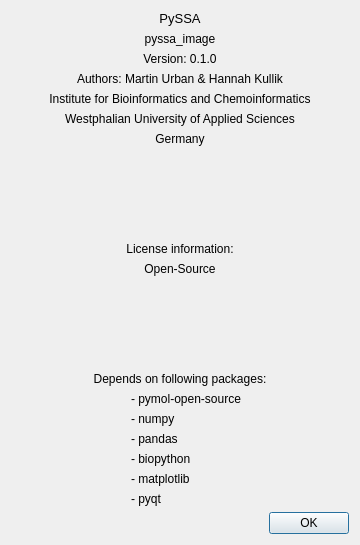
Before: the Qt Designer form pyssa/gui/ui/forms/dlgAbout.ui in urban233/PySSA, drawn with Qt 5.
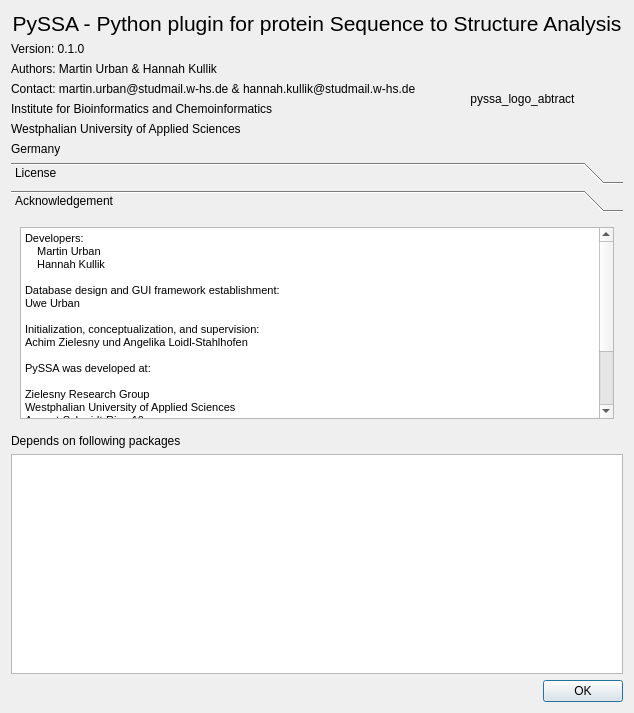
After: the same form once the commit is applied. The open tabs and pages were chosen to show the change.

Commit message: modified about dialog

Diff of the .ui file:
```diff
--- a/pyssa/gui/ui/forms/dlgAbout.ui
+++ b/pyssa/gui/ui/forms/dlgAbout.ui
@@ -6,29 +6,27 @@
    <rect>
     <x>0</x>
     <y>0</y>
-    <width>360</width>
-    <height>545</height>
+    <width>634</width>
+    <height>713</height>
    </rect>
   </property>
-  <property name="maximumSize">
-   <size>
-    <width>360</width>
-    <height>545</height>
-   </size>
-  </property>
   <property name="windowTitle">
    <string>Dialog</string>
   </property>
-  <layout class="QVBoxLayout" name="verticalLayout_2">
+  <layout class="QVBoxLayout" name="verticalLayout_4">
+   <item>
+    <layout class="QVBoxLayout" name="verticalLayout_3">
    <item>
     <widget class="QLabel" name="label">
      <property name="font">
       <font>
-       <pointsize>10</pointsize>
+         <pointsize>16</pointsize>
+         <weight>50</weight>
+         <bold>false</bold>
       </font>
      </property>
      <property name="text">
-      <string>PySSA</string>
+        <string>PySSA - Python plugin for protein Sequence to Structure Analysis</string>
      </property>
      <property name="alignment">
       <set>Qt::AlignCenter</set>
@@ -36,25 +34,16 @@
     </widget>
    </item>
    <item>
-    <widget class="QLabel" name="lbl_pyssa_logo">
-     <property name="layoutDirection">
-      <enum>Qt::LeftToRight</enum>
-     </property>
-     <property name="text">
-      <string>pyssa_image</string>
-     </property>
-     <property name="alignment">
-      <set>Qt::AlignCenter</set>
-     </property>
-    </widget>
-   </item>
+      <layout class="QHBoxLayout" name="horizontalLayout">
+       <item>
+        <layout class="QVBoxLayout" name="verticalLayout_2">
    <item>
     <widget class="QLabel" name="label_2">
      <property name="text">
       <string>Version: 0.1.0</string>
      </property>
      <property name="alignment">
-      <set>Qt::AlignCenter</set>
+            <set>Qt::AlignLeading|Qt::AlignLeft|Qt::AlignVCenter</set>
      </property>
     </widget>
    </item>
@@ -64,7 +53,17 @@
       <string>Authors: Martin Urban &amp; Hannah Kullik</string>
      </property>
      <property name="alignment">
-      <set>Qt::AlignCenter</set>
+            <set>Qt::AlignLeading|Qt::AlignLeft|Qt::AlignVCenter</set>
+           </property>
+          </widget>
+         </item>
+         <item>
+          <widget class="QLabel" name="label_16">
+           <property name="text">
+            <string>Contact: martin.urban@studmail.w-hs.de &amp; hannah.kullik@studmail.w-hs.de</string>
+           </property>
+           <property name="alignment">
+            <set>Qt::AlignLeading|Qt::AlignLeft|Qt::AlignVCenter</set>
      </property>
     </widget>
    </item>
@@ -74,7 +73,7 @@
       <string>Institute for Bioinformatics and Chemoinformatics</string>
      </property>
      <property name="alignment">
-      <set>Qt::AlignCenter</set>
+            <set>Qt::AlignLeading|Qt::AlignLeft|Qt::AlignVCenter</set>
      </property>
     </widget>
    </item>
@@ -84,7 +83,7 @@
       <string>Westphalian University of Applied Sciences</string>
      </property>
      <property name="alignment">
-      <set>Qt::AlignCenter</set>
+            <set>Qt::AlignLeading|Qt::AlignLeft|Qt::AlignVCenter</set>
      </property>
     </widget>
    </item>
@@ -94,90 +93,131 @@
       <string>Germany</string>
      </property>
      <property name="alignment">
-      <set>Qt::AlignCenter</set>
+            <set>Qt::AlignLeading|Qt::AlignLeft|Qt::AlignVCenter</set>
      </property>
     </widget>
    </item>
-   <item>
-    <spacer name="verticalSpacer_3">
-     <property name="orientation">
-      <enum>Qt::Vertical</enum>
-     </property>
-     <property name="sizeHint" stdset="0">
-      <size>
-       <width>20</width>
-       <height>7</height>
-      </size>
-     </property>
-    </spacer>
+        </layout>
    </item>
    <item>
-    <widget class="QLabel" name="label_3">
-     <property name="text">
-      <string>License information:</string>
-     </property>
-     <property name="alignment">
-      <set>Qt::AlignCenter</set>
-     </property>
-    </widget>
-   </item>
-   <item>
-    <widget class="QLabel" name="label_4">
+        <widget class="QLabel" name="lbl_pyssa_logo">
+         <property name="layoutDirection">
+          <enum>Qt::LeftToRight</enum>
+         </property>
      <property name="text">
-      <string>Open-Source</string>
+          <string>pyssa_logo_abtract</string>
      </property>
      <property name="alignment">
       <set>Qt::AlignCenter</set>
      </property>
     </widget>
    </item>
+      </layout>
+     </item>
+    </layout>
+   </item>
    <item>
-    <spacer name="verticalSpacer">
-     <property name="orientation">
-      <enum>Qt::Vertical</enum>
+    <widget class="QToolBox" name="toolBox">
+     <property name="currentIndex">
+      <number>0</number>
      </property>
-     <property name="sizeHint" stdset="0">
-      <size>
-       <width>20</width>
-       <height>49</height>
-      </size>
-     </property>
-    </spacer>
-   </item>
+     <widget class="QWidget" name="page">
+      <property name="geometry">
+       <rect>
+        <x>0</x>
+        <y>0</y>
+        <width>616</width>
+        <height>200</height>
+       </rect>
+      </property>
+      <attribute name="label">
+       <string>License</string>
+      </attribute>
+      <layout class="QVBoxLayout" name="verticalLayout_5">
    <item>
-    <widget class="QLabel" name="label_5">
-     <property name="text">
-      <string>Depends on following packages:</string>
-     </property>
-     <property name="alignment">
-      <set>Qt::AlignCenter</set>
-     </property>
-    </widget>
-   </item>
+        <widget class="QTextBrowser" name="text_license">
+         <property name="html">
+          <string>&lt;!DOCTYPE HTML PUBLIC &quot;-//W3C//DTD HTML 4.0//EN&quot; &quot;http://www.w3.org/TR/REC-html40/strict.dtd&quot;&gt;
+&lt;html&gt;&lt;head&gt;&lt;meta name=&quot;qrichtext&quot; content=&quot;1&quot; /&gt;&lt;style type=&quot;text/css&quot;&gt;
+p, li { white-space: pre-wrap; }
+&lt;/style&gt;&lt;/head&gt;&lt;body style=&quot; font-family:'MS Shell Dlg 2'; font-size:8.25pt; font-weight:400; font-style:normal;&quot;&gt;
+&lt;p style=&quot; margin-top:0px; margin-bottom:0px; margin-left:0px; margin-right:0px; -qt-block-indent:0; text-indent:0px;&quot;&gt;PySSA - Python plugin for protein Sequence to Structure Analysis&lt;/p&gt;
+&lt;p style=&quot; margin-top:0px; margin-bottom:0px; margin-left:0px; margin-right:0px; -qt-block-indent:0; text-indent:0px;&quot;&gt;Copyright (C) 2024 Martin Urban, Hannah Kullik&lt;/p&gt;
+&lt;p style=&quot; margin-top:0px; margin-bottom:0px; margin-left:0px; margin-right:0px; -qt-block-indent:0; text-indent:0px;&quot;&gt;(martin.urban@studmail.w-hs.de, hannah.kullik@studmail.w-hs.de)&lt;/p&gt;
+&lt;p style=&quot;-qt-paragraph-type:empty; margin-top:0px; margin-bottom:0px; margin-left:0px; margin-right:0px; -qt-block-indent:0; text-indent:0px;&quot;&gt;&lt;br /&gt;&lt;/p&gt;
+&lt;p style=&quot; margin-top:0px; margin-bottom:0px; margin-left:0px; margin-right:0px; -qt-block-indent:0; text-indent:0px;&quot;&gt;Source code is available at &amp;lt;https://github.com/urban233/PySSA&amp;gt;&lt;/p&gt;
+&lt;p style=&quot;-qt-paragraph-type:empty; margin-top:0px; margin-bottom:0px; margin-left:0px; margin-right:0px; -qt-block-indent:0; text-indent:0px;&quot;&gt;&lt;br /&gt;&lt;/p&gt;
+&lt;p style=&quot; margin-top:0px; margin-bottom:0px; margin-left:0px; margin-right:0px; -qt-block-indent:0; text-indent:0px;&quot;&gt;This program is free software: you can redistribute it and/or modify&lt;/p&gt;
+&lt;p style=&quot; margin-top:0px; margin-bottom:0px; margin-left:0px; margin-right:0px; -qt-block-indent:0; text-indent:0px;&quot;&gt;it under the terms of the GNU General Public License as published by&lt;/p&gt;
+&lt;p style=&quot; margin-top:0px; margin-bottom:0px; margin-left:0px; margin-right:0px; -qt-block-indent:0; text-indent:0px;&quot;&gt;the Free Software Foundation, either version 3 of the License, or&lt;/p&gt;
+&lt;p style=&quot; margin-top:0px; margin-bottom:0px; margin-left:0px; margin-right:0px; -qt-block-indent:0; text-indent:0px;&quot;&gt;(at your option) any later version.&lt;/p&gt;
+&lt;p style=&quot;-qt-paragraph-type:empty; margin-top:0px; margin-bottom:0px; margin-left:0px; margin-right:0px; -qt-block-indent:0; text-indent:0px;&quot;&gt;&lt;br /&gt;&lt;/p&gt;
+&lt;p style=&quot; margin-top:0px; margin-bottom:0px; margin-left:0px; margin-right:0px; -qt-block-indent:0; text-indent:0px;&quot;&gt;This program is distributed in the hope that it will be useful,&lt;/p&gt;
+&lt;p style=&quot; margin-top:0px; margin-bottom:0px; margin-left:0px; margin-right:0px; -qt-block-indent:0; text-indent:0px;&quot;&gt;but WITHOUT ANY WARRANTY; without even the implied warranty of&lt;/p&gt;
+&lt;p style=&quot; margin-top:0px; margin-bottom:0px; margin-left:0px; margin-right:0px; -qt-block-indent:0; text-indent:0px;&quot;&gt;MERCHANTABILITY or FITNESS FOR A PARTICULAR PURPOSE. See the&lt;/p&gt;
+&lt;p style=&quot; margin-top:0px; margin-bottom:0px; margin-left:0px; margin-right:0px; -qt-block-indent:0; text-indent:0px;&quot;&gt;GNU General Public License for more details.&lt;/p&gt;
+&lt;p style=&quot;-qt-paragraph-type:empty; margin-top:0px; margin-bottom:0px; margin-left:0px; margin-right:0px; -qt-block-indent:0; text-indent:0px;&quot;&gt;&lt;br /&gt;&lt;/p&gt;
+&lt;p style=&quot; margin-top:0px; margin-bottom:0px; margin-left:0px; margin-right:0px; -qt-block-indent:0; text-indent:0px;&quot;&gt;You should have received a copy of the GNU General Public License&lt;/p&gt;
+&lt;p style=&quot; margin-top:0px; margin-bottom:0px; margin-left:0px; margin-right:0px; -qt-block-indent:0; text-indent:0px;&quot;&gt;along with this program. If not, see &amp;lt;http://www.gnu.org/licenses/&amp;gt;.&lt;/p&gt;&lt;/body&gt;&lt;/html&gt;</string>
+         </property>
+        </widget>
+       </item>
+      </layout>
+     </widget>
+     <widget class="QWidget" name="page_2">
+      <property name="geometry">
+       <rect>
+        <x>0</x>
+        <y>0</y>
+        <width>616</width>
+        <height>185</height>
+       </rect>
+      </property>
+      <attribute name="label">
+       <string>Acknowledgement</string>
+      </attribute>
+      <layout class="QVBoxLayout" name="verticalLayout_6">
    <item>
-    <layout class="QHBoxLayout" name="horizontalLayout">
-     <item>
-      <spacer name="horizontalSpacer">
-       <property name="orientation">
-        <enum>Qt::Horizontal</enum>
-       </property>
-       <property name="sizeType">
-        <enum>QSizePolicy::Expanding</enum>
-       </property>
-       <property name="sizeHint" stdset="0">
-        <size>
-         <width>130</width>
-         <height>20</height>
-        </size>
-       </property>
-      </spacer>
+        <widget class="QTextBrowser" name="text_acknowledgment">
+         <property name="html">
+          <string>&lt;!DOCTYPE HTML PUBLIC &quot;-//W3C//DTD HTML 4.0//EN&quot; &quot;http://www.w3.org/TR/REC-html40/strict.dtd&quot;&gt;
+&lt;html&gt;&lt;head&gt;&lt;meta name=&quot;qrichtext&quot; content=&quot;1&quot; /&gt;&lt;style type=&quot;text/css&quot;&gt;
+p, li { white-space: pre-wrap; }
+&lt;/style&gt;&lt;/head&gt;&lt;body style=&quot; font-family:'MS Shell Dlg 2'; font-size:8.25pt; font-weight:400; font-style:normal;&quot;&gt;
+&lt;p style=&quot; margin-top:0px; margin-bottom:0px; margin-left:0px; margin-right:0px; -qt-block-indent:0; text-indent:0px;&quot;&gt;Developers:&lt;/p&gt;
+&lt;p style=&quot; margin-top:0px; margin-bottom:0px; margin-left:0px; margin-right:0px; -qt-block-indent:0; text-indent:0px;&quot;&gt;    Martin Urban&lt;/p&gt;
+&lt;p style=&quot; margin-top:0px; margin-bottom:0px; margin-left:0px; margin-right:0px; -qt-block-indent:0; text-indent:0px;&quot;&gt;    Hannah Kullik&lt;/p&gt;
+&lt;p style=&quot;-qt-paragraph-type:empty; margin-top:0px; margin-bottom:0px; margin-left:0px; margin-right:0px; -qt-block-indent:0; text-indent:0px;&quot;&gt;&lt;br /&gt;&lt;/p&gt;
+&lt;p style=&quot; margin-top:0px; margin-bottom:0px; margin-left:0px; margin-right:0px; -qt-block-indent:0; text-indent:0px;&quot;&gt;Database design and GUI framework establishment:&lt;/p&gt;
+&lt;p style=&quot; margin-top:0px; margin-bottom:0px; margin-left:0px; margin-right:0px; -qt-block-indent:0; text-indent:0px;&quot;&gt;Uwe Urban&lt;/p&gt;
+&lt;p style=&quot;-qt-paragraph-type:empty; margin-top:0px; margin-bottom:0px; margin-left:0px; margin-right:0px; -qt-block-indent:0; text-indent:0px;&quot;&gt;&lt;br /&gt;&lt;/p&gt;
+&lt;p style=&quot; margin-top:0px; margin-bottom:0px; margin-left:0px; margin-right:0px; -qt-block-indent:0; text-indent:0px;&quot;&gt;Initialization, conceptualization, and supervision:&lt;/p&gt;
+&lt;p style=&quot; margin-top:0px; margin-bottom:0px; margin-left:0px; margin-right:0px; -qt-block-indent:0; text-indent:0px;&quot;&gt;Achim Zielesny und Angelika Loidl-Stahlhofen&lt;/p&gt;
+&lt;p style=&quot;-qt-paragraph-type:empty; margin-top:0px; margin-bottom:0px; margin-left:0px; margin-right:0px; -qt-block-indent:0; text-indent:0px;&quot;&gt;&lt;br /&gt;&lt;/p&gt;
+&lt;p style=&quot; margin-top:0px; margin-bottom:0px; margin-left:0px; margin-right:0px; -qt-block-indent:0; text-indent:0px;&quot;&gt;PySSA was developed at:&lt;/p&gt;
+&lt;p style=&quot;-qt-paragraph-type:empty; margin-top:0px; margin-bottom:0px; margin-left:0px; margin-right:0px; -qt-block-indent:0; text-indent:0px;&quot;&gt;&lt;br /&gt;&lt;/p&gt;
+&lt;p style=&quot; margin-top:0px; margin-bottom:0px; margin-left:0px; margin-right:0px; -qt-block-indent:0; text-indent:0px;&quot;&gt;Zielesny Research Group&lt;/p&gt;
+&lt;p style=&quot; margin-top:0px; margin-bottom:0px; margin-left:0px; margin-right:0px; -qt-block-indent:0; text-indent:0px;&quot;&gt;Westphalian University of Applied Sciences&lt;/p&gt;
+&lt;p style=&quot; margin-top:0px; margin-bottom:0px; margin-left:0px; margin-right:0px; -qt-block-indent:0; text-indent:0px;&quot;&gt;August-Schmidt-Ring 10&lt;/p&gt;
+&lt;p style=&quot; margin-top:0px; margin-bottom:0px; margin-left:0px; margin-right:0px; -qt-block-indent:0; text-indent:0px;&quot;&gt;D-45665 Recklinghausen Germany&lt;/p&gt;
+&lt;p style=&quot;-qt-paragraph-type:empty; margin-top:0px; margin-bottom:0px; margin-left:0px; margin-right:0px; -qt-block-indent:0; text-indent:0px;&quot;&gt;&lt;br /&gt;&lt;/p&gt;
+&lt;p style=&quot; margin-top:0px; margin-bottom:0px; margin-left:0px; margin-right:0px; -qt-block-indent:0; text-indent:0px;&quot;&gt;The PySSA project team would like to thank the communities&lt;/p&gt;
+&lt;p style=&quot; margin-top:0px; margin-bottom:0px; margin-left:0px; margin-right:0px; -qt-block-indent:0; text-indent:0px;&quot;&gt;behind the open software libraries the application employs for&lt;/p&gt;
+&lt;p style=&quot; margin-top:0px; margin-bottom:0px; margin-left:0px; margin-right:0px; -qt-block-indent:0; text-indent:0px;&quot;&gt;their amazing work.&lt;/p&gt;
+&lt;p style=&quot;-qt-paragraph-type:empty; margin-top:0px; margin-bottom:0px; margin-left:0px; margin-right:0px; -qt-block-indent:0; text-indent:0px;&quot;&gt;&lt;br /&gt;&lt;/p&gt;&lt;/body&gt;&lt;/html&gt;</string>
+         </property>
+        </widget>
+       </item>
+      </layout>
+     </widget>
+    </widget>
      </item>
      <item>
       <layout class="QVBoxLayout" name="verticalLayout">
        <item>
-        <widget class="QLabel" name="label_6">
+      <widget class="QLabel" name="label_5">
          <property name="text">
-          <string>- pymol-open-source</string>
+        <string>Depends on following packages</string>
          </property>
          <property name="alignment">
           <set>Qt::AlignLeading|Qt::AlignLeft|Qt::AlignVCenter</set>
@@ -185,69 +225,7 @@
         </widget>
        </item>
        <item>
-        <widget class="QLabel" name="label_7">
-         <property name="text">
-          <string>- numpy</string>
-         </property>
-         <property name="alignment">
-          <set>Qt::AlignLeading|Qt::AlignLeft|Qt::AlignVCenter</set>
-         </property>
-        </widget>
-       </item>
-       <item>
-        <widget class="QLabel" name="label_8">
-         <property name="text">
-          <string>- pandas</string>
-         </property>
-         <property name="alignment">
-          <set>Qt::AlignLeading|Qt::AlignLeft|Qt::AlignVCenter</set>
-         </property>
-        </widget>
-       </item>
-       <item>
-        <widget class="QLabel" name="label_9">
-         <property name="text">
-          <string>- biopython</string>
-         </property>
-         <property name="alignment">
-          <set>Qt::AlignLeading|Qt::AlignLeft|Qt::AlignVCenter</set>
-         </property>
-        </widget>
-       </item>
-       <item>
-        <widget class="QLabel" name="label_10">
-         <property name="text">
-          <string>- matplotlib</string>
-         </property>
-         <property name="alignment">
-          <set>Qt::AlignLeading|Qt::AlignLeft|Qt::AlignVCenter</set>
-         </property>
-        </widget>
-       </item>
-       <item>
-        <widget class="QLabel" name="label_11">
-         <property name="text">
-          <string>- pyqt</string>
-         </property>
-         <property name="alignment">
-          <set>Qt::AlignLeading|Qt::AlignLeft|Qt::AlignVCenter</set>
-         </property>
-        </widget>
-       </item>
-      </layout>
-     </item>
-     <item>
-      <spacer name="horizontalSpacer_2">
-       <property name="orientation">
-        <enum>Qt::Horizontal</enum>
-       </property>
-       <property name="sizeHint" stdset="0">
-        <size>
-         <width>118</width>
-         <height>20</height>
-        </size>
-       </property>
-      </spacer>
+      <widget class="QTableView" name="tableView"/>
      </item>
     </layout>
    </item>
```
Lines whose indentation alone changed are shown as unchanged. The commit also changes 12 other files.
